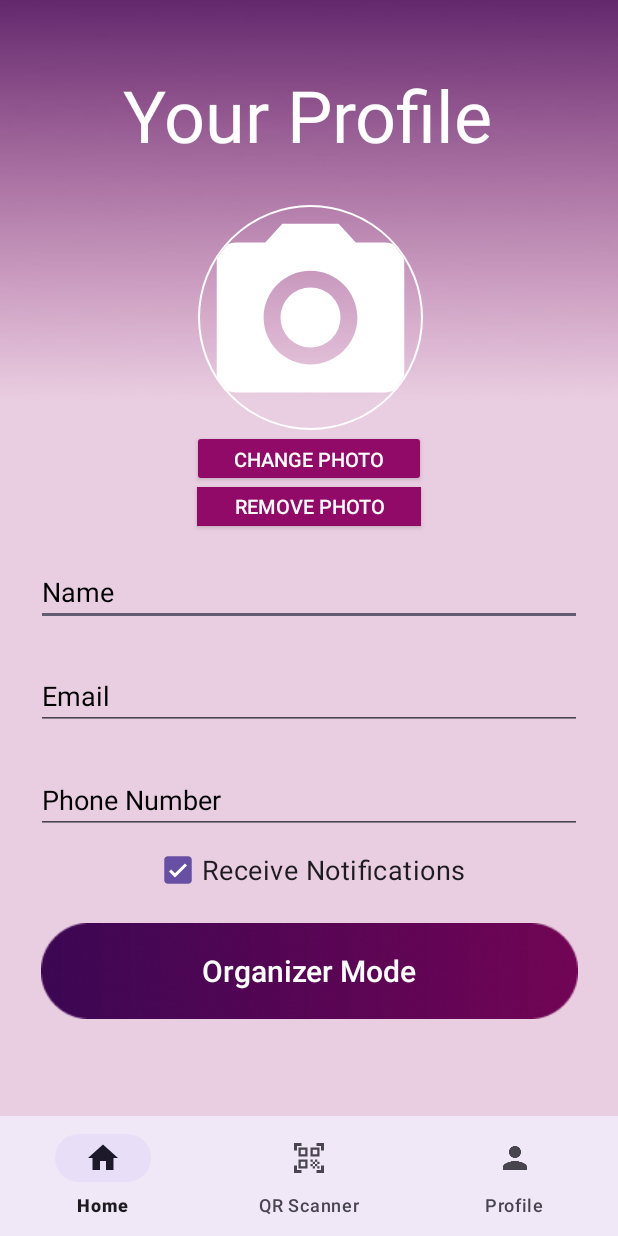
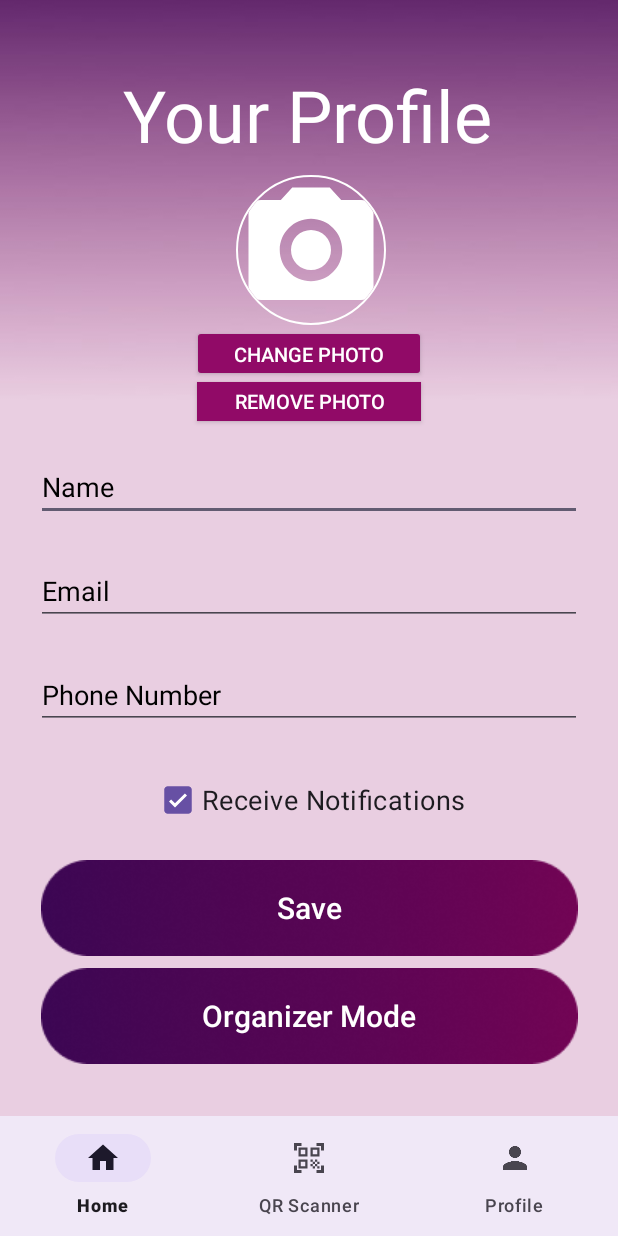
Before and after one commit to CMPUT301F24helios/Aethon-Events, an Android app: the ProfileActivity screen opened directly, with no data from a screen before it, on a phone screen of 412 x 824 dp. Run offline under Robolectric (Android 15) with nearby library versions, the phone set to English and light mode, and no system bars; our stand-ins replace CircleImageView, Firebase (no records; nobody signed in at launch, a user with empty details on screens opened directly), Picasso; pictures from the network do not load.

Commit message:
fixed bottom constraint on profile page

```diff
--- a/app/src/main/res/layout/profile_page.xml
+++ b/app/src/main/res/layout/profile_page.xml
@@ -21,11 +21,11 @@
 
     <de.hdodenhof.circleimageview.CircleImageView
         android:id="@+id/profileImage"
-        android:layout_width="150dp"
-        android:layout_height="150dp"
+        android:layout_width="100dp"
+        android:layout_height="100dp"
         android:layout_centerInParent="true"
         android:layout_marginStart="9dp"
-        android:layout_marginTop="28dp"
+        android:layout_marginTop="8dp"
         android:layout_marginEnd="9dp"
         android:clickable="true"
         android:src="@drawable/baseline_camera_alt_24"
@@ -124,11 +124,10 @@
         android:id="@+id/checkBox"
         android:layout_width="wrap_content"
         android:layout_height="wrap_content"
-        android:layout_marginBottom="32dp"
         android:checked="true"
         android:text="Receive Notifications"
         android:textSize="18dp"
-        app:layout_constraintBottom_toTopOf="@+id/save_btn"
+        app:layout_constraintBottom_toTopOf="@+id/linearLayout"
         app:layout_constraintEnd_toEndOf="parent"
         app:layout_constraintStart_toStartOf="parent"
         app:layout_constraintTop_toBottomOf="@+id/edit_phone" />
@@ -152,7 +151,7 @@
             android:layout_width="wrap_content"
             android:layout_height="wrap_content"
             android:layout_marginTop="8dp"
-            android:layout_marginBottom="8dp"
+            android:layout_marginBottom="33dp"
             android:background="@drawable/button_bg"
             android:text="Save"
             android:textAllCaps="false"
@@ -168,13 +167,11 @@
             android:layout_width="wrap_content"
             android:layout_height="wrap_content"
             android:layout_marginTop="8dp"
-            android:layout_marginBottom="150dp"
             android:background="@drawable/button_bg"
             android:text="Organizer Mode"
             android:textAllCaps="false"
             android:textColor="@color/white"
             android:textSize="20dp"
-            app:layout_constraintBottom_toBottomOf="parent"
             app:layout_constraintEnd_toEndOf="parent"
             app:layout_constraintStart_toStartOf="parent"
             app:layout_constraintTop_toBottomOf="@+id/save_btn" />
```
